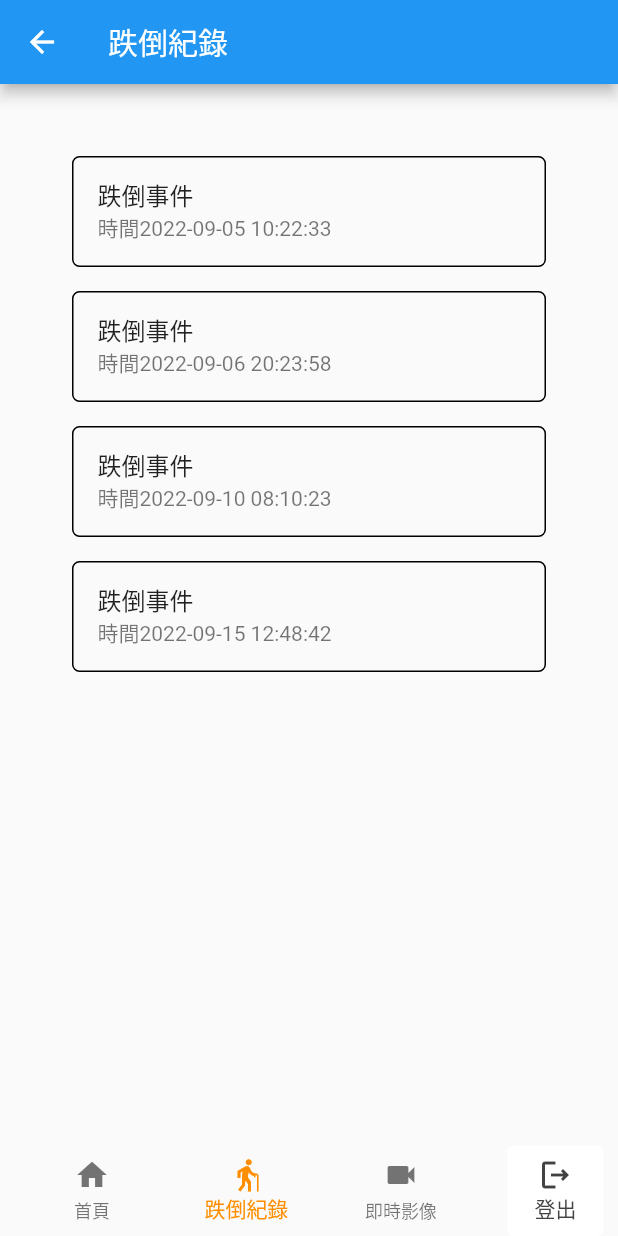
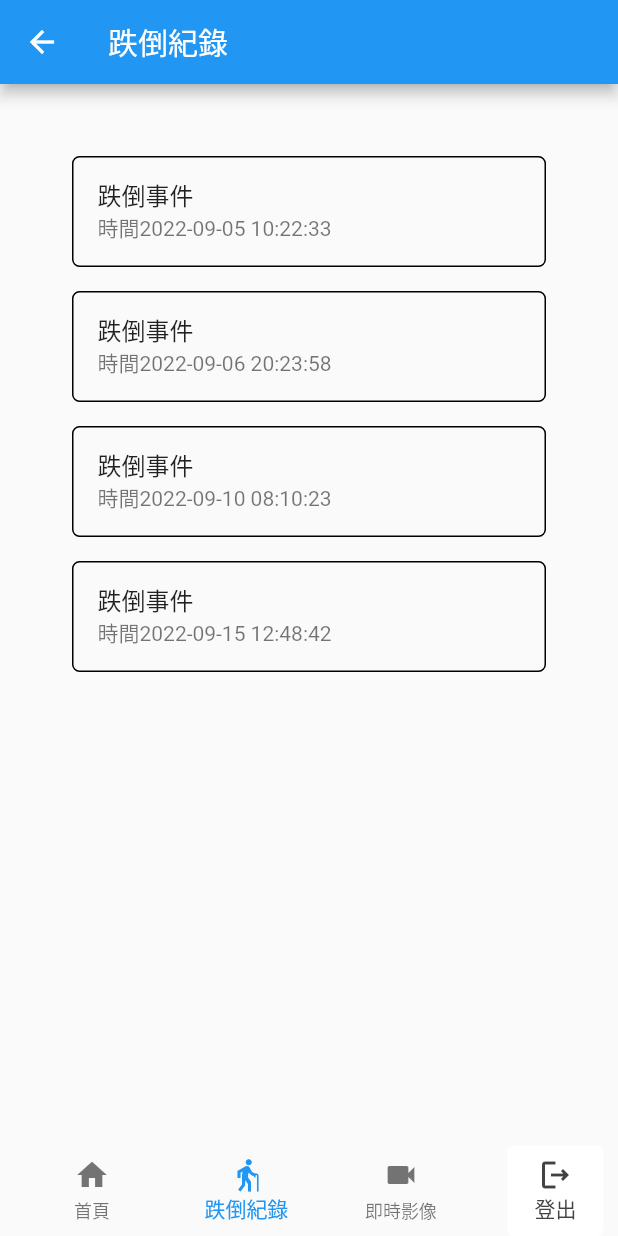
Before and after one commit to sappire11/family_alert, a Flutter app: the Homepage screen opened by its route, item 2 of the bottom bar chosen, on a phone screen of 412 x 824 dp. Run offline on Flutter 3.47's test engine with Material 2 defaults, Android fonts, the phone set to English and light mode, and no system bars; our stand-ins replace chewie, dio, flutter_local_notifications, fluttertoast, sqflite, timezone and 2 more; missing offline and left inert: flutter_vlc_player; accounts and stored records are empty; network calls fail.

Commit message:
#[modify]按鈕配色修改

```diff
--- a/lib/home_page.dart
+++ b/lib/home_page.dart
@@ -81,7 +81,7 @@ class _HomepageState extends State<Homepage> {
                     // ),
                   ],
                   currentIndex: _currentIndex,
-                  selectedItemColor: Colors.amber[800],
+                  // selectedItemColor: Colors.amber[800],
                   onTap: _onItemClick,
                 ),
               ),
```
